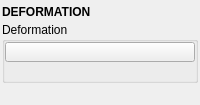
Above: tentacle/ui/deformation.ui from m3trik/tentacle before the change. Below: the same form after it.
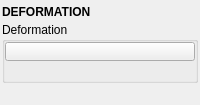
That is the form after the change. Custom widgets are drawn as their Qt base class.

The edit to the form file:
```diff
--- a/tentacle/ui/deformation.ui
+++ b/tentacle/ui/deformation.ui
@@ -101,13 +101,13 @@
            <property name="minimumSize">
             <size>
              <width>0</width>
-             <height>20</height>
+             <height>19</height>
             </size>
            </property>
            <property name="maximumSize">
             <size>
              <width>16777215</width>
-             <height>20</height>
+             <height>19</height>
             </size>
            </property>
            <property name="toolTip">
```
